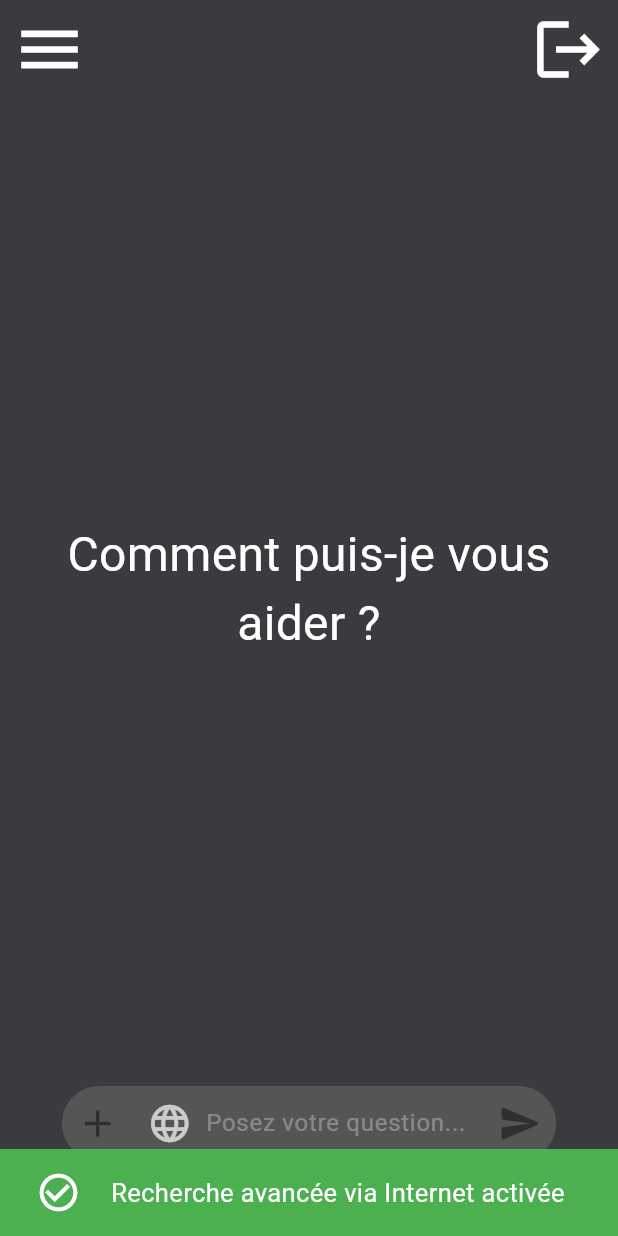
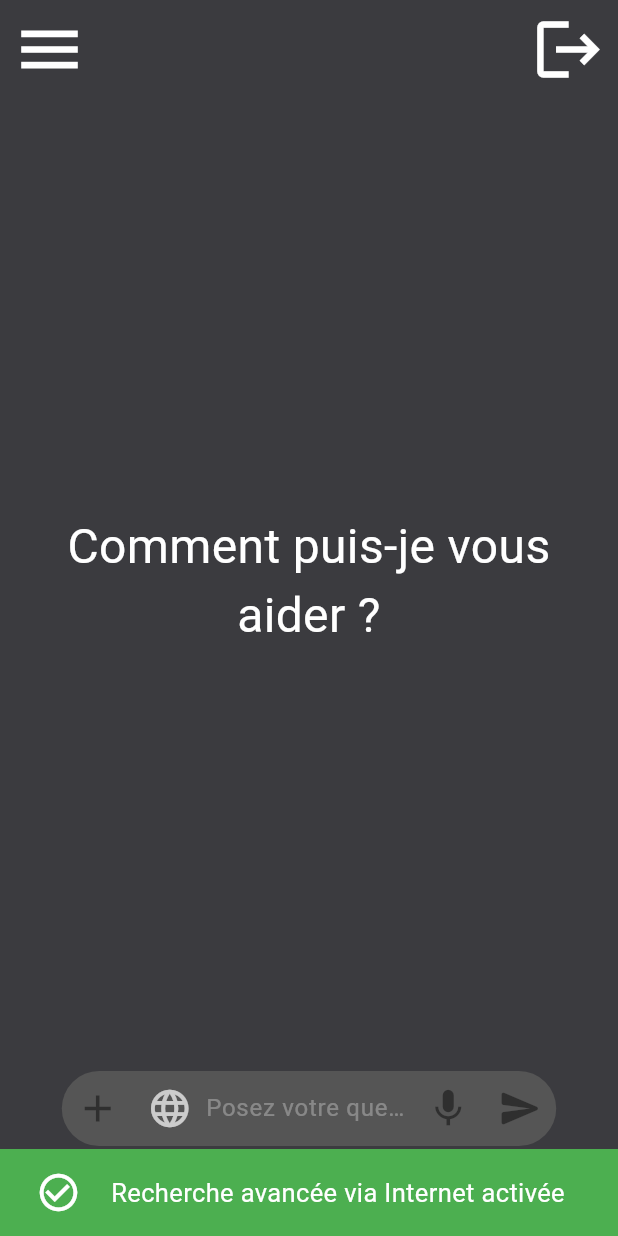
Before and after one commit to PLP-5A-Chat-Help/chatbot_app, a Flutter app: the DiscussionPage screen opened directly, item 2 of the bottom bar chosen, on a phone screen of 412 x 824 dp. Run offline on Flutter 3.47's test engine with Material 3 defaults, Android fonts, the phone set to English and light mode, and no system bars; drawn by our look-alikes of auto_size_text; our stand-ins replace file_picker, flutter_markdown_plus; missing offline and left inert: window_size.

Commit message:
adaptations pour images chats

```diff
--- a/lib/model/conversation.dart
+++ b/lib/model/conversation.dart
@@ -13,8 +13,8 @@ class Conversation {
     required this.messages,
   });
 
-  void addMessage(String sender, String message) {
-    messages.add([sender, message]);
+  void addMessage(String sender, String message, String image) {
+    messages.add([sender, message, image]);
   }
 
 }
--- a/lib/model/user.dart
+++ b/lib/model/user.dart
@@ -5,10 +5,12 @@ class User {
 
   String accessToken;
   String tokenType;
+  String username;
 
   User({
     required this.accessToken,
     required this.tokenType,
+    required this.username,
   });
 
   void setAccessToken(String token) {
--- a/lib/variables.dart
+++ b/lib/variables.dart
@@ -2,6 +2,7 @@ import 'package:chatbot_app/model/user.dart';
 
 String urlPrefix = "https://192.168.100.1:8000";
 User user = User(
+  username: '',
   accessToken: '',
   tokenType: '',
 );
--- a/lib/views/discussion_page.dart
+++ b/lib/views/discussion_page.dart
@@ -33,6 +33,8 @@ class _DiscussionPageState extends State<DiscussionPage> {
   List<File> files = []; // Liste des fichiers sélectionnés
   bool isLoading = false;
   Future<List<ConversationSubject>>? drawerData;
+
+  final listeEmotions = ["naturel","amoureux","colère","détective","effrayant","endormi","fatigué","heureux","inquiet","intello","pensif","professeur","soulagé","surpris","triste"];
 
   late final ScrollController _scrollController;
 
@@ -116,7 +118,7 @@ class _DiscussionPageState extends State<DiscussionPage> {
         for (var item in json) {
           final role = item["role"].toString();
           final message = item["content"].toString();
-          messages.add([role, message]);
+          messages.add([role, message, "naturel"]);
         }
 
         // Ajouter ces messages à la conversation
@@ -211,14 +213,14 @@ class _DiscussionPageState extends State<DiscussionPage> {
           id: "-1",
           title: "",
           messages: [
-            ["user", inputController.text],
+            ["user", inputController.text, ""],
           ],
         );
       } else {
-        widget.conversation?.addMessage("user", inputController.text);
+        widget.conversation?.addMessage("user", inputController.text, "");
       }
       isLoading = true;
-      widget.conversation?.messages.add(["system", "loading"]); // message temporaire
+      widget.conversation?.messages.add(["system", "loading", ""]); // message temporaire
     });
     _scrollToBottom();
 
@@ -260,6 +262,7 @@ class _DiscussionPageState extends State<DiscussionPage> {
           final String conversationId = json['conversation_id'].toString();
           final String responseText = json['response'].toString();
           final String title = json['title'].toString();
+          final String emotion = (json['emotion'] ?? 'naturel').toString();
 
           if (widget.conversation?.id == "-1") {
             // Si la conversation est nouvelle, on lui donne un ID reçu
@@ -271,7 +274,7 @@ class _DiscussionPageState extends State<DiscussionPage> {
             // Remplace le "loading" par la vraie réponse
             final firstIndex = widget.conversation!.messages.indexWhere((msg) => msg[0] == "system" && msg[1] == "loading");
             if (firstIndex != -1) {
-              widget.conversation!.messages[firstIndex] = ["assistant", responseText];
+              widget.conversation!.messages[firstIndex] = ["assistant", responseText, emotion];
               if (widget.conversation?.title == "") {
                 // Si le titre de la conversation est vide, on le met à jour
                 widget.conversation?.title = title;
@@ -288,7 +291,7 @@ class _DiscussionPageState extends State<DiscussionPage> {
             // Remplace le "loading" par un message d'erreur
             final firstIndex = widget.conversation!.messages.indexWhere((msg) => msg[0] == "system" && msg[1] == "loading");
             if (firstIndex != -1) {
-              widget.conversation!.messages[firstIndex] = ["assistant", "Erreur lors de la récupération des messages"];
+              widget.conversation!.messages[firstIndex] = ["assistant", "Erreur lors de la récupération des messages", ""];
             }
           });
         }
@@ -302,7 +305,7 @@ class _DiscussionPageState extends State<DiscussionPage> {
           // Remplace le "loading" par un message d'erreur
           final lastIndex = widget.conversation!.messages.lastIndexWhere((msg) => msg[0] == "system" && msg[1] == "loading");
           if (lastIndex != -1) {
-            widget.conversation!.messages[lastIndex] = ["assistant", "Erreur lors de la récupération des messages"];
+            widget.conversation!.messages[lastIndex] = ["assistant", "Erreur lors de la récupération des messages", ""];
           }
         });
       }
@@ -413,28 +416,33 @@ class _DiscussionPageState extends State<DiscussionPage> {
       drawer: Drawer(
       width: 300,
       backgroundColor: const Color.fromRGBO(70, 70, 70, 1),
+      child: Column(
+        mainAxisAlignment: MainAxisAlignment.spaceBetween,
+        children: [
+          // Partie haute scrollable
+          Expanded(
             child: SingleChildScrollView(
-          scrollDirection: Axis.vertical,
               physics: const BouncingScrollPhysics(),
               child: Column(
-            mainAxisAlignment: MainAxisAlignment.start,
-            crossAxisAlignment: CrossAxisAlignment.center,
                 children: [
+                  const SizedBox(height: 16),
                   Image.asset("assets/logo.png", width: 128, height: 128),
 
-              // Bouton pour créer une nouvelle discussion
+                  // Bouton nouvelle discussion
                   RawMaterialButton(
                     onPressed: () {
-                  Navigator.pushReplacement(context, MaterialPageRoute(builder: (context) => DiscussionPage.empty()));
+                      Navigator.pushReplacement(
+                        context,
+                        MaterialPageRoute(builder: (context) => DiscussionPage.empty()),
+                      );
                     },
-
                     child: Container(
                       width: 300,
                       height: 50,
-                  decoration: BoxDecoration(color: const Color.fromRGBO(103, 103, 103, 1)),
+                      decoration: BoxDecoration(
+                        color: const Color.fromRGBO(103, 103, 103, 1),
+                      ),
                       child: const Row(
-                    mainAxisAlignment: MainAxisAlignment.start,
-                    crossAxisAlignment: CrossAxisAlignment.center,
                         children: [
                           SizedBox(width: 10),
                           Text("Nouvelle discussion", style: TextStyle(color: Colors.white, fontSize: 20)),
@@ -446,23 +454,40 @@ class _DiscussionPageState extends State<DiscussionPage> {
                     ),
                   ),
 
-              // Liste des sujets des discussions
-              SizedBox(
-                height: MediaQuery.of(context).size.height - 200,
-                child: FutureBuilder<List<ConversationSubject>>(
+                  // Liste des discussions
+                  FutureBuilder<List<ConversationSubject>>(
                     future: drawerData,
                     builder: (context, snapshot) {
                       if (snapshot.connectionState == ConnectionState.waiting) {
-                      return const Center(child: CircularProgressIndicator());
+                        return const Center(child: Padding(
+                          padding: EdgeInsets.only(top:10),
+                          child: CircularProgressIndicator(),
+                        ));
                       } else if (snapshot.hasError) {
-                      return Center(child: Text("Erreur : ${snapshot.error}", style: TextStyle(color: Colors.white, fontSize: 20)));
+                        return Center(
+                          child: Padding(
+                            padding: const EdgeInsets.all(8.0),
+                            child: Text("${snapshot.error}",
+                              style: const TextStyle(color: Colors.white, fontSize: 20),
+                            ),
+                          ),
+                        );
                       } else if (!snapshot.hasData || snapshot.data!.isEmpty) {
-                      return const Center(child: Text("Aucun sujet trouvé.", style: TextStyle(color: Colors.white, fontSize: 20)));
+                        return const Center(
+                          child: Padding(
+                            padding: EdgeInsets.all(8.0),
+                            child: Text("Aucun sujet trouvé.",
+                              style: TextStyle(color: Colors.white, fontSize: 20),
+                            ),
+                          ),
+                        );
                       }
 
                       final sujets = snapshot.data!;
 
                       return ListView.builder(
+                        shrinkWrap: true, // important pour ListView dans Column
+                        physics: const NeverScrollableScrollPhysics(), // évite conflits avec le SingleChildScrollView
                         itemCount: sujets.length,
                         itemBuilder: (context, index) {
                           return Padding(
@@ -472,7 +497,14 @@ class _DiscussionPageState extends State<DiscussionPage> {
                                 Navigator.pushReplacement(
                                   context,
                                   MaterialPageRoute(
-                                  builder: (context) => DiscussionPage(titre: sujets[index].titre, conversation: Conversation(id: sujets[index].id, title: sujets[index].titre, messages: [])),
+                                    builder: (context) => DiscussionPage(
+                                      titre: sujets[index].titre,
+                                      conversation: Conversation(
+                                        id: sujets[index].id,
+                                        title: sujets[index].titre,
+                                        messages: [],
+                                      ),
+                                    ),
                                   ),
                                 );
                               },
@@ -485,7 +517,13 @@ class _DiscussionPageState extends State<DiscussionPage> {
                                     const SizedBox(width: 10),
                                     SizedBox(
                                       width: 230,
-                                    child: AutoSizeText(sujets[index].titre, style: const TextStyle(color: Colors.white, fontSize: 20), maxLines: 1, maxFontSize: 20, minFontSize: 8),
+                                      child: AutoSizeText(
+                                        sujets[index].titre,
+                                        style: const TextStyle(color: Colors.white, fontSize: 20),
+                                        maxLines: 1,
+                                        maxFontSize: 20,
+                                        minFontSize: 8,
+                                      ),
                                     ),
                                     const Expanded(child: SizedBox()),
                                     IconButton(
@@ -504,12 +542,28 @@ class _DiscussionPageState extends State<DiscussionPage> {
                       );
                     },
                   ),
+                ],
+              ),
+            ),
+          ),
+
+          // Partie basse avec le nom d'utilisateur
+          Container(
+            width: 300,
+            height: 50,
+            decoration: const BoxDecoration(color: Color.fromRGBO(103, 103, 103, 1)),
+            child: Center(
+              child: Text(
+                user.username,
+                style: const TextStyle(color: Colors.white, fontSize: 16),
+                textAlign: TextAlign.center,
+              ),
+            ),
           ),
         ],
       ),
     ),
 
-      ),
 
     // Page de discussion
       body: Column(
@@ -565,16 +619,35 @@ class _DiscussionPageState extends State<DiscussionPage> {
                     final isUser = widget.conversation?.messages[index][0] == "user";
                     final isBot = widget.conversation?.messages[index][0] == "assistant";
                     final message = widget.conversation?.messages[index][1];
+                    String emotion = "";
+                    if(widget.conversation?.messages[index].length == 3) {
+                      emotion = widget.conversation?.messages[index][2] ?? "naturel";
+                    }
+                    else {
+                      emotion = "naturel";
+                    }
+
+
                     final isLoadingMessage = message == "loading";
 
                     return Row(
                       crossAxisAlignment: CrossAxisAlignment.start,
                       children: [
 
-                        if (isBot) ...[
-                          const SizedBox(width: 8),
-                          Image.asset('assets/images/professeur.png', width: 32),
-                        ],
+                        // Bot avec émotion connue
+                        if (isBot && listeEmotions.contains(emotion))
+                          Padding(
+                            padding: const EdgeInsets.only(left: 8, top: 8),
+                            child: Image.asset('assets/images/$emotion.png', width: 32),
+                          ),
+                        // Bot avec émotion inconnue --> image naturelle
+                        if(isBot && !listeEmotions.contains(emotion))
+                          Padding(
+                            padding: const EdgeInsets.only(left: 8, top: 8),
+                            child: Image.asset('assets/images/naturel.png', width: 32),
+                          ),
+
+
 
                         Expanded(
                           child: Align(
@@ -654,13 +727,16 @@ class _DiscussionPageState extends State<DiscussionPage> {
                   ),
                 ),
 
+                if(Platform.isAndroid)
+                  IconButton(onPressed: () {}, icon: const Icon(Icons.mic, color: Colors.black45, size: 30)),
+
                 IconButton(onPressed: send, icon: const Icon(Icons.send_rounded, color: Colors.black45, size: 30)),
               ],
             ),
           ),
 
           files.isEmpty
-              ? const SizedBox(height: 50)
+              ? const SizedBox(height: 60)
               : Padding(
                 padding: const EdgeInsets.all(8.0),
                 child: SizedBox(
```
Also changed, not shown: lib/views/home_page.dart (+16 -0 lines). Lines whose indentation alone changed are shown as unchanged.
